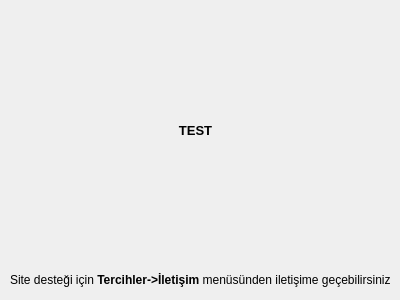
Qt form Python/Design/DesteklenenSitelerForm.ui (Afkborn/price-tracker-with-GUI) before a commit.
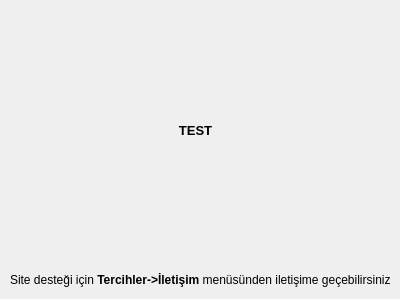
The same form after that commit.

Diff of the .ui file:
```diff
--- a/Python/Design/DesteklenenSitelerForm.ui
+++ b/Python/Design/DesteklenenSitelerForm.ui
@@ -7,7 +7,7 @@
     <x>0</x>
     <y>0</y>
     <width>400</width>
-    <height>300</height>
+    <height>299</height>
    </rect>
   </property>
   <property name="windowTitle">
```
